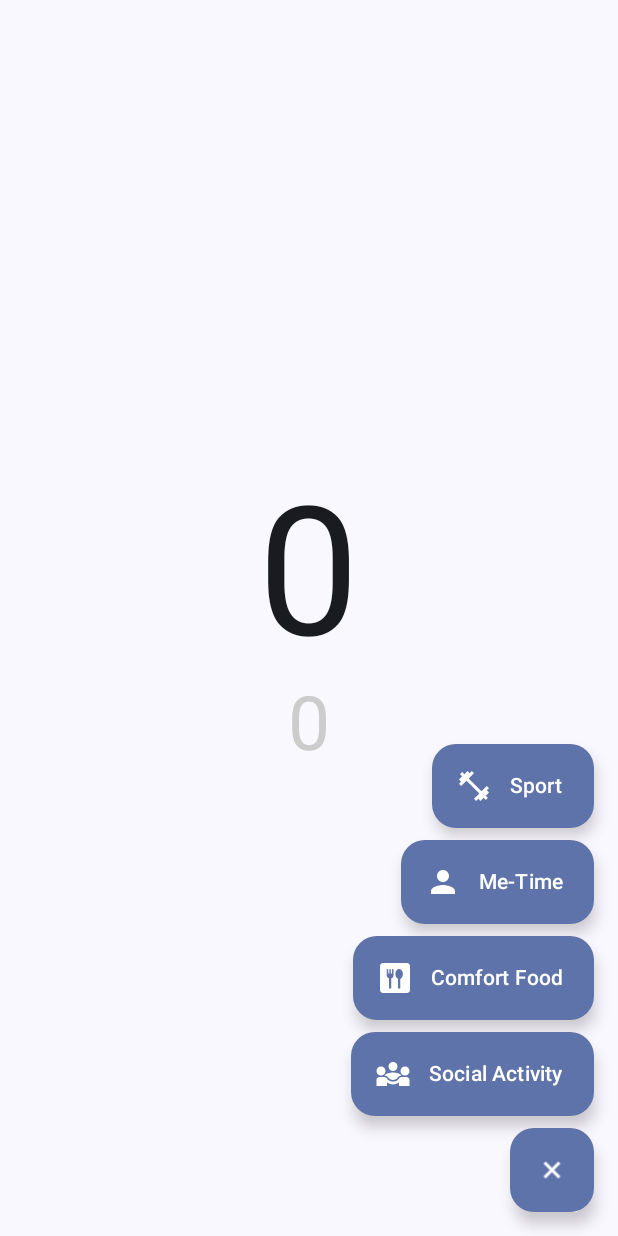
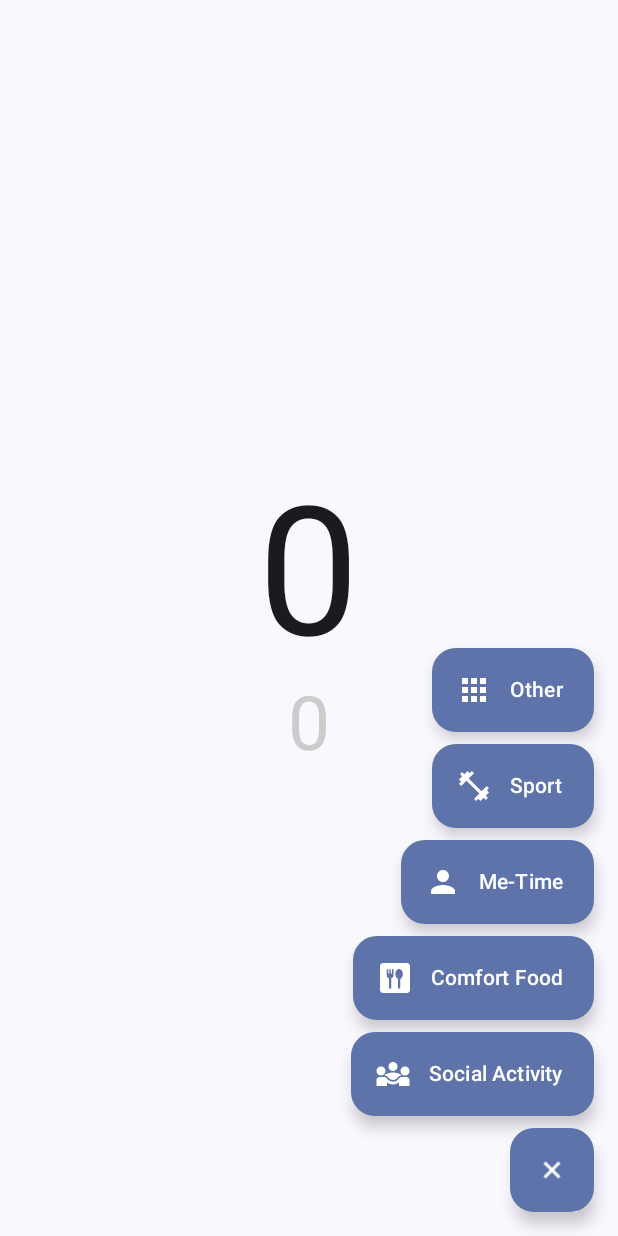
Before and after one commit to JohannesBreitenbach/GratitudePlusPlus, an Android app built with Jetpack Compose: the screen it shows after launch (MainActivity), after a tap on "Menu öffnen", on a phone screen of 412 x 824 dp. Run offline under Robolectric (Android 15) with nearby library versions, the phone set to English and light mode, and no system bars; our stand-ins replace Room's generated code.

Commit message:
other added

```diff
--- a/app/src/main/java/com/example/gratitudeplusplus/GratitudeScreen.kt
+++ b/app/src/main/java/com/example/gratitudeplusplus/GratitudeScreen.kt
@@ -8,6 +8,7 @@ import androidx.compose.foundation.layout.padding
 import androidx.compose.foundation.lazy.LazyColumn
 import androidx.compose.material.icons.Icons
 import androidx.compose.material.icons.filled.Add
+import androidx.compose.material.icons.filled.Apps
 import androidx.compose.material.icons.filled.Dining
 import androidx.compose.material.icons.filled.Diversity3
 import androidx.compose.material.icons.filled.Favorite
@@ -48,6 +49,22 @@ fun GratitudeScreen(
                 horizontalAlignment = Alignment.End
             ) {
                 if (expanded) {
+                    ExtendedFloatingActionButton(
+                        onClick = {
+                            onEvent(TimestampEvent.SetTimestampType(TimestampType.OTHER))
+                            onEvent(TimestampEvent.SaveTimestamp)
+                            expanded = false
+                        },
+                        modifier = Modifier.padding(bottom = 8.dp),
+                        icon = {
+                            Icon(
+                                imageVector = Icons.Filled.Apps,
+                                contentDescription = "Other"
+                            )
+                        },
+                        text = { Text("Other") }
+                    )
+
                     ExtendedFloatingActionButton(
                         onClick = {
                             onEvent(TimestampEvent.SetTimestampType(TimestampType.SPORT))
--- a/app/src/main/java/com/example/gratitudeplusplus/Timestamp.kt
+++ b/app/src/main/java/com/example/gratitudeplusplus/Timestamp.kt
@@ -17,5 +17,5 @@ data class Timestamp(
 )
 
 enum class TimestampType {
-    SPORT, SOCIAL_ACTIVITY, ME_TIME, FOOD, ADDED_GRATITUDE, INIT
+    SPORT, SOCIAL_ACTIVITY, ME_TIME, FOOD, ADDED_GRATITUDE, OTHER, INIT
 }
```
